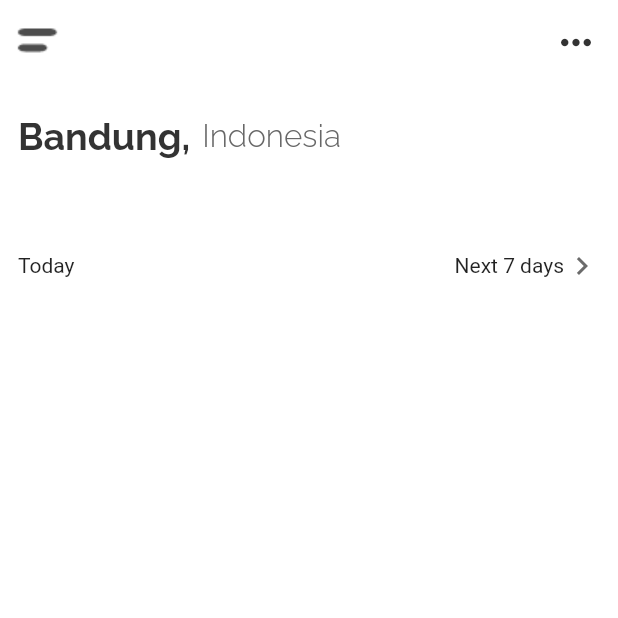
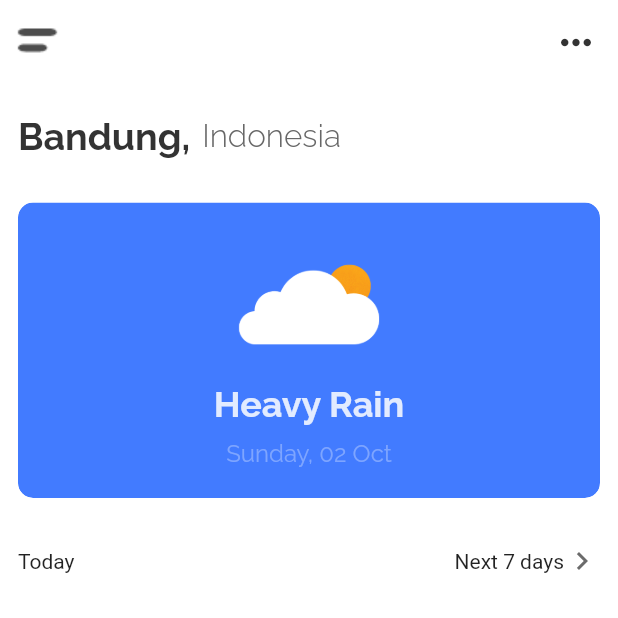
Before and after one commit to r100-stack/Flutter-Weekly-Series-6-Weather-App-UI, a Flutter app: the screen it shows after launch, on a phone screen of 412 x 824 dp, the top half of it. Run offline on Flutter 3.47's test engine with Material 2 defaults, Android fonts, the phone set to English and light mode, and no system bars; our stand-ins replace google_fonts.

Commit message:
Added solution for Step 3

```diff
--- a/lib/screens/home_screen/components/weather_card.dart
+++ b/lib/screens/home_screen/components/weather_card.dart
@@ -25,46 +25,46 @@ class WeatherCard extends StatelessWidget {
       // TODO (9): Wrap the Container in ClipRRect => circular, kDefaultBorderRadius
       // TODO (10): Inner Container decoration(0xFF427BFF, CircularBorder(kDefaultBorderRadius))
 
-      // child: ClipRRect(
-      //   borderRadius: BorderRadius.circular(kDefaultBorderRadius),
-      //   child: Container(
-      //     decoration: BoxDecoration(
-      //       color: Color(0xFF427BFF),
-      //       borderRadius: BorderRadius.circular(kDefaultBorderRadius),
-      //     ),
-      //     child: Column(
-      //       children: [
-      //         const SizedBox(height: 20.0),
-      //         Image(
-      //           height: 100.0,
-      //           width: 150.0,
-      //           fit: BoxFit.cover,
-      //           image: AssetImage(
-      //             'assets/images/cloudy_with_sun.png',
-      //           ),
-      //         ),
-      //         Text(
-      //           'Heavy Rain',
-      //           style: GoogleFonts.raleway(
-      //             color: Color(0xFFE2EBFF),
-      //             fontSize: 24.0,
-      //             fontWeight: FontWeight.bold,
-      //           ),
-      //         ),
-      //         const SizedBox(height: 10.0),
-      //         Text(
-      //           'Sunday, 02 Oct',
-      //           style: GoogleFonts.raleway(
-      //             color: Color(0xFF7EA5FF),
-      //             fontSize: 16.0,
-      //             fontWeight: FontWeight.w400,
-      //           ),
-      //         ),
-      //         const SizedBox(height: 20.0),
-      //       ],
-      //     ),
-      //   ),
-      // ),
+      child: ClipRRect(
+        borderRadius: BorderRadius.circular(kDefaultBorderRadius),
+        child: Container(
+          decoration: BoxDecoration(
+            color: Color(0xFF427BFF),
+            borderRadius: BorderRadius.circular(kDefaultBorderRadius),
+          ),
+          child: Column(
+            children: [
+              const SizedBox(height: 20.0),
+              Image(
+                height: 100.0,
+                width: 150.0,
+                fit: BoxFit.cover,
+                image: AssetImage(
+                  'assets/images/cloudy_with_sun.png',
+                ),
+              ),
+              Text(
+                'Heavy Rain',
+                style: GoogleFonts.raleway(
+                  color: Color(0xFFE2EBFF),
+                  fontSize: 24.0,
+                  fontWeight: FontWeight.bold,
+                ),
+              ),
+              const SizedBox(height: 10.0),
+              Text(
+                'Sunday, 02 Oct',
+                style: GoogleFonts.raleway(
+                  color: Color(0xFF7EA5FF),
+                  fontSize: 16.0,
+                  fontWeight: FontWeight.w400,
+                ),
+              ),
+              const SizedBox(height: 20.0),
+            ],
+          ),
+        ),
+      ),
 
     );
   }
```
